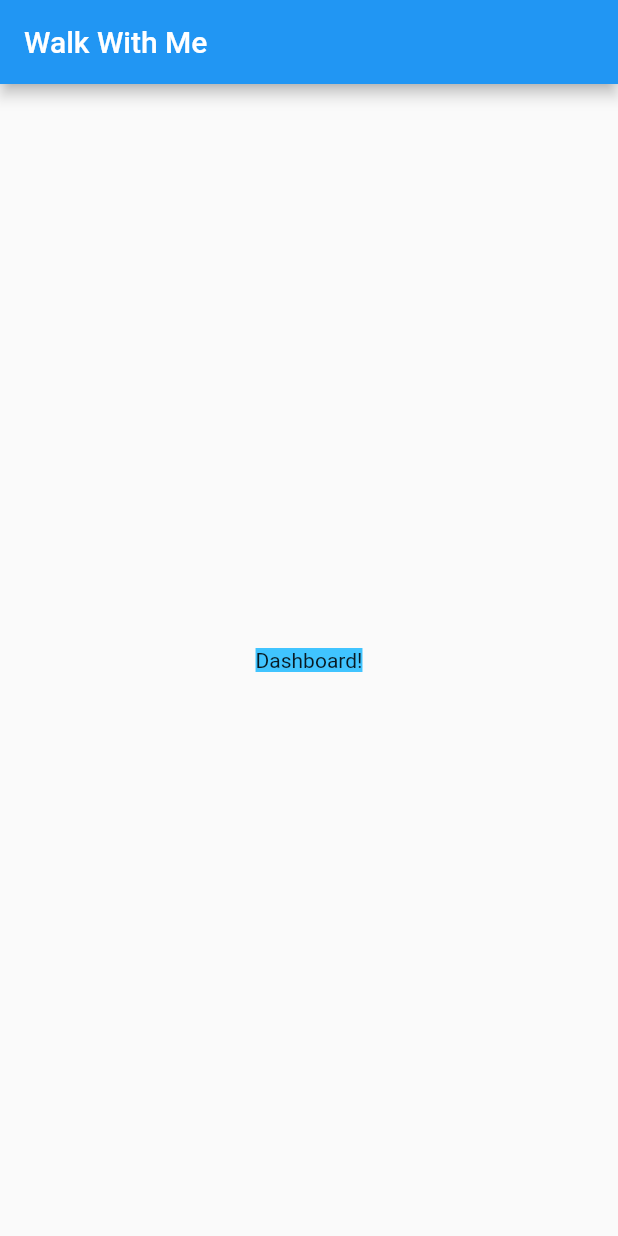
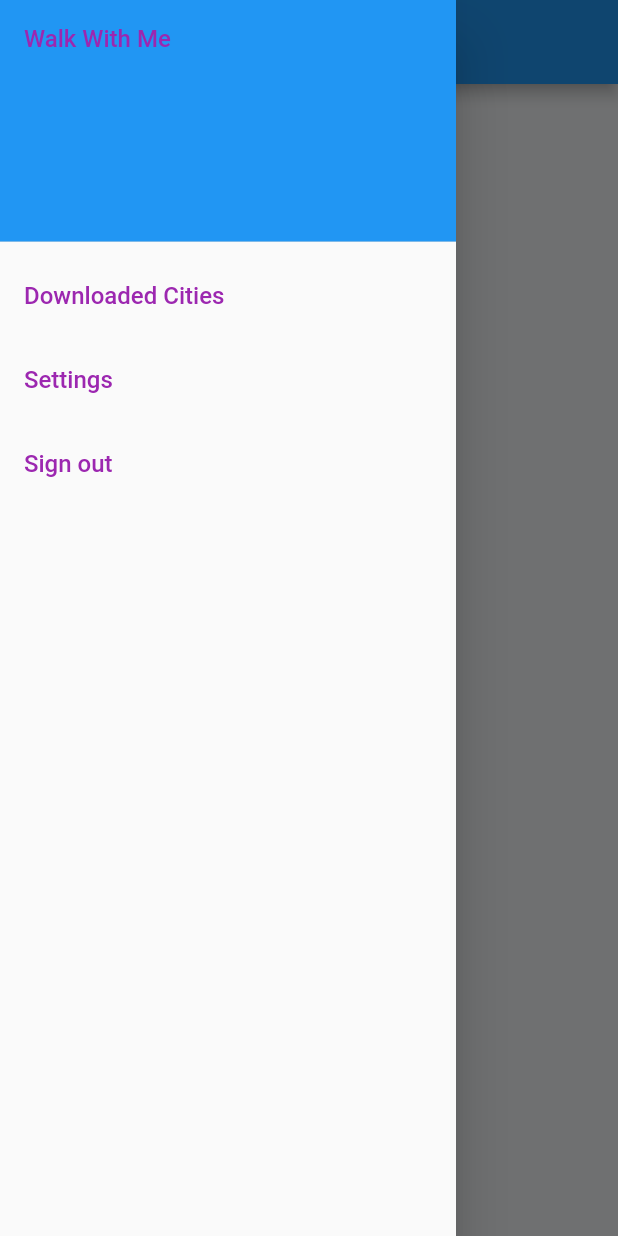
Before and after one commit to RahatIbnRafiq/walk_with_me, a Flutter app: the screen it shows once a user with an empty profile is signed in, with the side drawer open (before the commit the screen has no drawer), on a phone screen of 412 x 824 dp. Run offline on Flutter 3.47's test engine with Material 2 defaults, Android fonts, the phone set to English and light mode, and no system bars; our stand-ins replace carousel_slider, firebase_auth, firebase_core, get; accounts and stored records are empty; Roboto replaces fonts that are missing (Georgia).

Commit message:
Added intital home screen and a app drawer widget. Also added logout functionality from the app drawer

```diff
--- a/walk_with_me/lib/controllers/auth_controller.dart
+++ b/walk_with_me/lib/controllers/auth_controller.dart
@@ -17,7 +17,7 @@ class AuthController extends GetxController {
 
   _initialScreen(User? user) {
     if (user == null) {
-      Get.toNamed('/signup');
+      Get.toNamed('/signin');
     } else {
       Get.toNamed('/home');
     }
--- a/walk_with_me/lib/globals/messages.dart
+++ b/walk_with_me/lib/globals/messages.dart
@@ -30,7 +30,8 @@ class Messages extends Translations {
           'login_error': "The login credentials did not match",
           'signup_failed': "Registration Attempt Failed",
           'signup_error':
-              "Something bad happened when we tried to sign you up. Can you try again?",
+              "Something bad happened when we tried to sign youup. Can you try again?",
+          'what_would_you_like_to_find': "What would you like to find?",
         },
       };
 }
--- a/walk_with_me/lib/screens/home_screen.dart
+++ b/walk_with_me/lib/screens/home_screen.dart
@@ -1,22 +1,38 @@
 import 'package:flutter/material.dart';
 import 'package:get/get.dart';
+import 'package:walk_with_me/widgets/app_drawer.dart';
 
 class HomeScreen extends StatelessWidget {
   const HomeScreen({Key? key}) : super(key: key);
 
   @override
   Widget build(BuildContext context) {
-    return MaterialApp(
-      title: 'apptitle'.tr,
-      home: Scaffold(
-        appBar: AppBar(
-          title: Text('apptitle'.tr),
-        ),
-        body: const Center(
-          child: DecoratedBox(
-            decoration: BoxDecoration(color: Colors.lightBlueAccent),
-            child: Text('Dashboard!'),
+    return Scaffold(
+      appBar: AppBar(title: Text('apptitle'.tr)),
+      drawer: const AppDrawer(),
+      body: SafeArea(
+        child: ListView(
+          padding: const EdgeInsets.symmetric(
+            vertical: 30.0,
           ),
+          children: [
+            Padding(
+              padding: const EdgeInsets.only(left: 20.0, right: 120.0),
+              child: Text(
+                'what_would_you_like_to_find'.tr,
+                style: const TextStyle(
+                  fontSize: 30,
+                  fontWeight: FontWeight.bold,
+                ),
+              ),
+            ),
+            const SizedBox(
+              height: 20.0,
+            ),
+            const SizedBox(
+              height: 20.0,
+            ),
+          ],
         ),
       ),
     );
--- /dev/null
+++ b/walk_with_me/lib/widgets/app_drawer.dart
@@ -0,0 +1,42 @@
+import 'package:flutter/material.dart';
+import 'package:get/get.dart';
+import 'package:walk_with_me/controllers/auth_controller.dart';
+
+class AppDrawer extends StatelessWidget {
+  const AppDrawer({Key? key}) : super(key: key);
+
+  @override
+  Widget build(BuildContext context) {
+    return Drawer(
+      // Add a ListView to the drawer. This ensures the user can scroll
+      // through the options in the drawer if there isn't enough vertical
+      // space to fit everything.
+      child: ListView(
+        // Important: Remove any padding from the ListView.
+        padding: EdgeInsets.zero,
+        children: [
+          DrawerHeader(
+            decoration: const BoxDecoration(
+              color: Colors.blue,
+            ),
+            child: Text('apptitle'.tr),
+          ),
+          ListTile(
+            title: const Text('Downloaded Cities'),
+            onTap: () {},
+          ),
+          ListTile(
+            title: const Text('Settings'),
+            onTap: () {},
+          ),
+          ListTile(
+            title: const Text('Sign out'),
+            onTap: () {
+              AuthController.instance.logOut();
+            },
+          ),
+        ],
+      ),
+    );
+  }
+}
```
